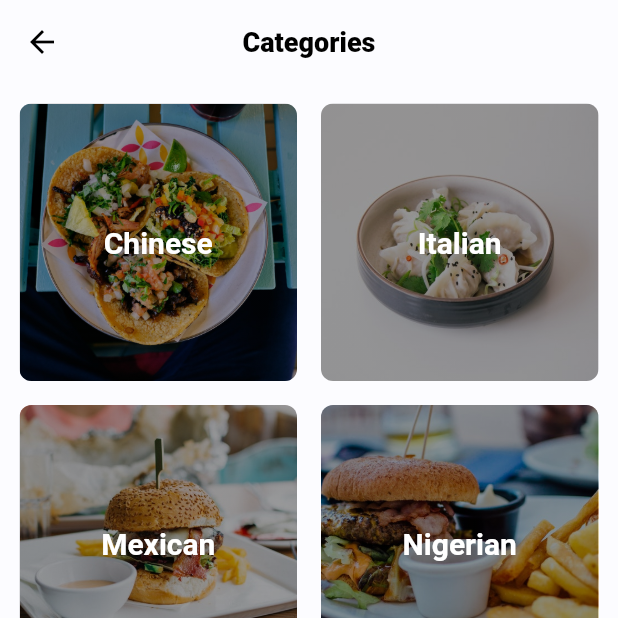
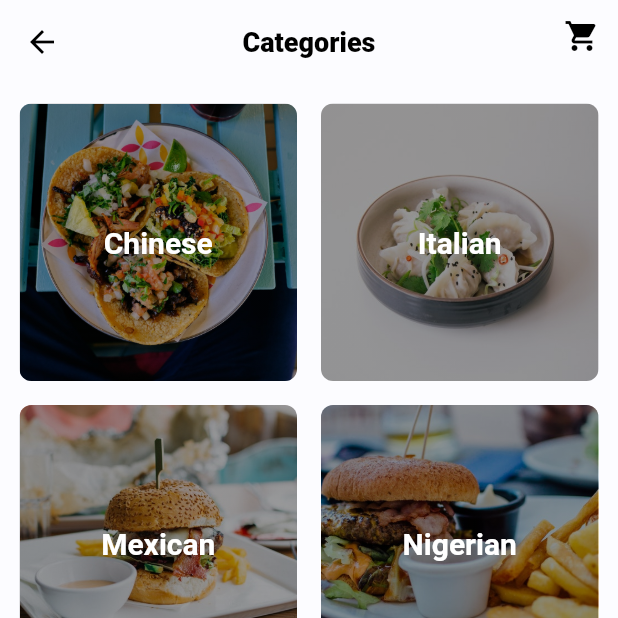
Before and after one commit to Dee9975/restaurant_app, a Flutter app: the Categories screen opened directly, on a phone screen of 412 x 824 dp, the top half of it. Run offline on Flutter 3.47's test engine with Material 2 defaults, Android fonts, the phone set to English and light mode, and no system bars; our stand-ins replace get, get_storage, supercharged; missing offline and left inert: string_similarity; accounts and stored records are empty.

Commit message:
Shopping cart addition to categories

```diff
--- a/lib/src/screens/categories.dart
+++ b/lib/src/screens/categories.dart
@@ -1,5 +1,9 @@
 import 'package:flutter/material.dart';
+import 'package:get/get.dart';
+import 'package:restaurant_app/src/resources/controllers/shopping_cart_controller.dart';
 import 'package:restaurant_app/src/resources/mock_data/categories.dart';
+
+import 'food_menu.dart';
 
 class Categories extends StatefulWidget {
   @override
@@ -14,6 +18,32 @@ class _CategoriesState extends State<Categories> {
         elevation: 0.0,
         title: Text('Categories'),
         centerTitle: true,
+        actions: [
+          Stack(
+            children: [
+              IconButton(
+                icon: Icon(Icons.shopping_cart),
+                onPressed: () {
+                  Get.to(() => FoodMenu());
+                },
+              ),
+              Obx(() => ShoppingCartController.to.items.length > 0 ? Positioned(
+                child: Container(
+                  padding: EdgeInsets.all(4.0),
+                  decoration: BoxDecoration(
+                      shape: BoxShape.circle, color: Colors.amber),
+                  child: Text(
+                    ShoppingCartController.to.getTotalCount().toString(),
+                    style: TextStyle(fontSize: 16.0),
+                  ),
+                ),
+                top: 0.0,
+                right: 0.0,
+              ) : Offstage(),
+              ),
+            ],
+          ),
+        ],
       ),
       body: Padding(
         padding: EdgeInsets.all(
```
